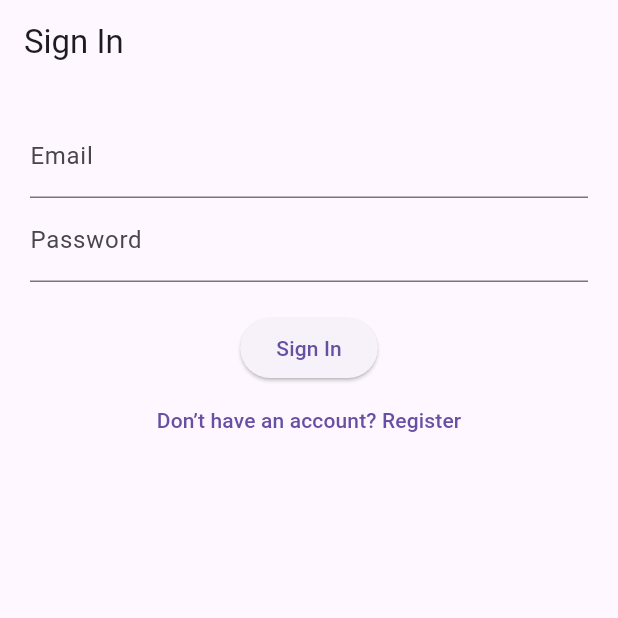
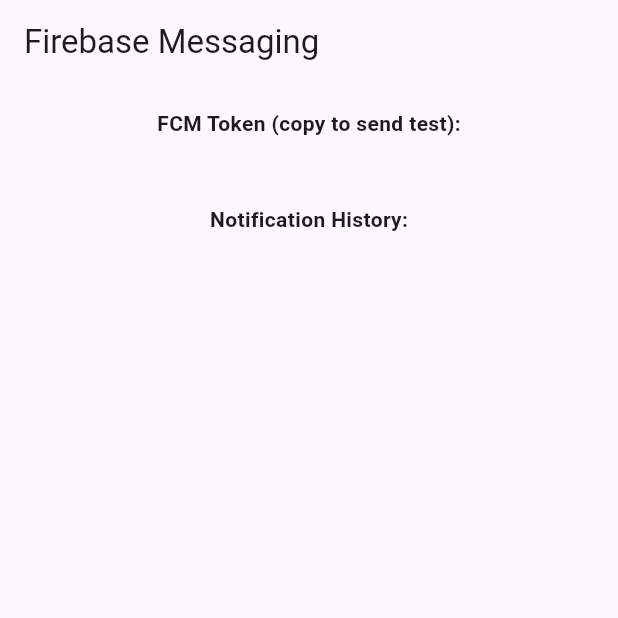
Before and after one commit to jzaman3/test_firebase_auth, a Flutter app: the screen it shows after launch, on a phone screen of 412 x 824 dp, the top half of it. Run offline on Flutter 3.47's test engine with Material 3 defaults, Android fonts, the phone set to English and light mode, and no system bars; our stand-ins replace firebase_auth, firebase_core, firebase_messaging; accounts and stored records are empty.

Commit message:
Updated Firebase messaging logic

```diff
--- a/lib/main.dart
+++ b/lib/main.dart
@@ -1,26 +1,126 @@
 import 'package:flutter/material.dart';
 import 'package:firebase_core/firebase_core.dart';
+import 'package:firebase_messaging/firebase_messaging.dart';
 import 'firebase_options.dart';
-import 'auth_screen.dart';
+
+Future<void> _firebaseMessagingBackgroundHandler(RemoteMessage message) async {
+  await Firebase.initializeApp(options: DefaultFirebaseOptions.currentPlatform);
+  print("Handling background message: ${message.messageId}");
+}
 
 void main() async {
   WidgetsFlutterBinding.ensureInitialized();
   await Firebase.initializeApp(
     options: DefaultFirebaseOptions.currentPlatform,
   );
-  runApp(const MyApp());
+
+  FirebaseMessaging.onBackgroundMessage(_firebaseMessagingBackgroundHandler);
+
+  runApp(MessagingApp());
 }
 
+class MessagingApp extends StatelessWidget {
+  @override
+  Widget build(BuildContext context) {
+    return MaterialApp(
+      title: 'FCM Demo',
+      theme: ThemeData(
+        primarySwatch: Colors.blue,
+      ),
+      home: MessagingHomePage(),
+      debugShowCheckedModeBanner: false,
+    );
+  }
+}
 
-class MyApp extends StatelessWidget {
-  const MyApp({super.key});
+class MessagingHomePage extends StatefulWidget {
+  @override
+  State<MessagingHomePage> createState() => _MessagingHomePageState();
+}
+
+class _MessagingHomePageState extends State<MessagingHomePage> {
+  late FirebaseMessaging _messaging;
+  String? _fcmToken;
+  List<String> _notificationHistory = [];
+
+  @override
+  void initState() {
+    super.initState();
+    initFirebaseMessaging();
+  }
+
+  void initFirebaseMessaging() async {
+    _messaging = FirebaseMessaging.instance;
+
+    // Get the FCM token
+    _messaging.getToken().then((token) {
+      setState(() {
+        _fcmToken = token;
+      });
+      print("FCM Token: $token");
+    });
+
+    // Foreground messages
+    FirebaseMessaging.onMessage.listen((RemoteMessage message) {
+      print("Message Received: ${message.notification?.title}");
+      print("Data: ${message.data}");
+
+      String body = message.notification?.body ?? "No message body";
+      String type = message.data['notificationType'] ?? 'regular';
+      Color bgColor = type == 'important' ? Colors.red : Colors.blue;
+      String title = type == 'important' ? "🔥 Important Notification" : "🔔 Regular Notification";
+
+      setState(() {
+        _notificationHistory.add("$title: $body");
+      });
+
+      showDialog(
+        context: context,
+        builder: (context) => AlertDialog(
+          backgroundColor: bgColor,
+          title: Text(title, style: TextStyle(color: Colors.white)),
+          content: Text(body, style: TextStyle(color: Colors.white)),
+          actions: [
+            TextButton(
+              child: Text("OK", style: TextStyle(color: Colors.white)),
+              onPressed: () => Navigator.pop(context),
+            ),
+          ],
+        ),
+      );
+    });
+
+    // Message when app is opened via a notification
+    FirebaseMessaging.onMessageOpenedApp.listen((RemoteMessage message) {
+      print("Notification clicked!");
+    });
+  }
 
   @override
   Widget build(BuildContext context) {
-    return MaterialApp(
-      title: 'Firebase Auth Demo',
-      theme: ThemeData(primarySwatch: Colors.blue),
-      home: const AuthScreen(),
+    return Scaffold(
+      appBar: AppBar(
+        title: Text("Firebase Messaging"),
+      ),
+      body: Padding(
+        padding: const EdgeInsets.all(16.0),
+        child: Column(
+          children: [
+            Text("FCM Token (copy to send test):", style: TextStyle(fontWeight: FontWeight.bold)),
+            SelectableText(_fcmToken ?? "Loading..."),
+            SizedBox(height: 20),
+            Text("Notification History:", style: TextStyle(fontWeight: FontWeight.bold)),
+            Expanded(
+              child: ListView.builder(
+                itemCount: _notificationHistory.length,
+                itemBuilder: (context, index) => ListTile(
+                  title: Text(_notificationHistory[index]),
+                ),
+              ),
+            ),
+          ],
+        ),
+      ),
     );
   }
 }
--- a/pubspec.yaml
+++ b/pubspec.yaml
@@ -33,6 +33,7 @@ dependencies:
   firebase_auth: ^5.5.2
   firebase_core: ^3.13.0
   cloud_firestore: ^5.6.6
+  firebase_messaging: ^15.2.5
   # The following adds the Cupertino Icons font to your application.
   # Use with the CupertinoIcons class for iOS style icons.
   cupertino_icons: ^1.0.8
```
Also changed, not shown: pubspec.lock, 1 other file.
